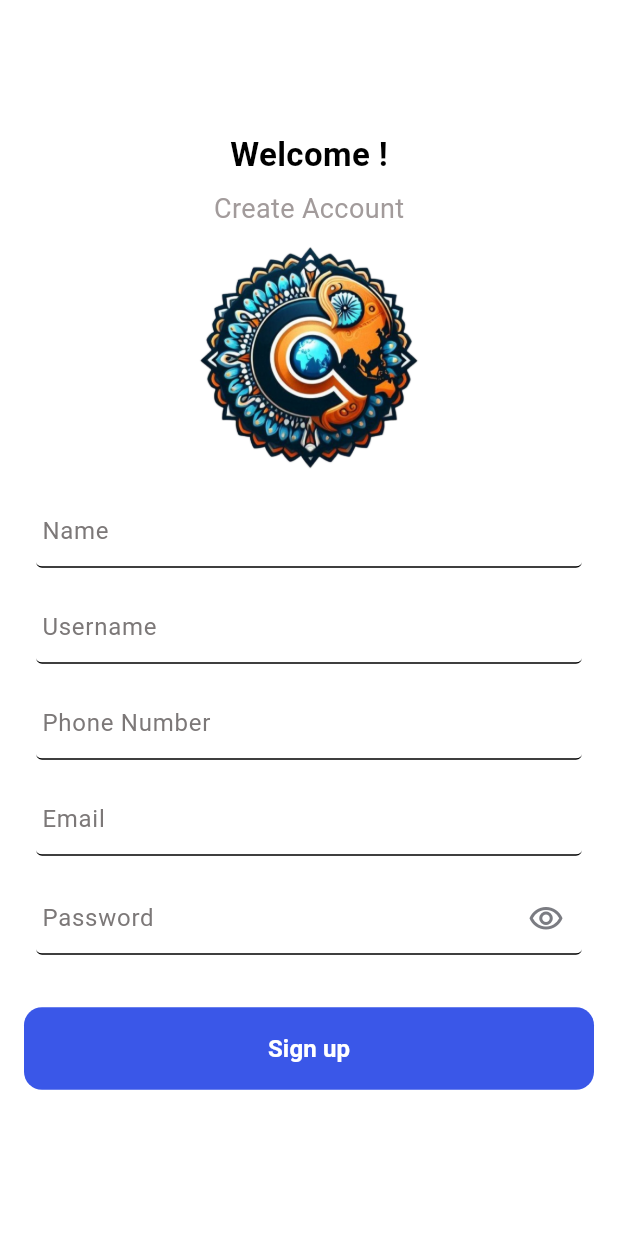
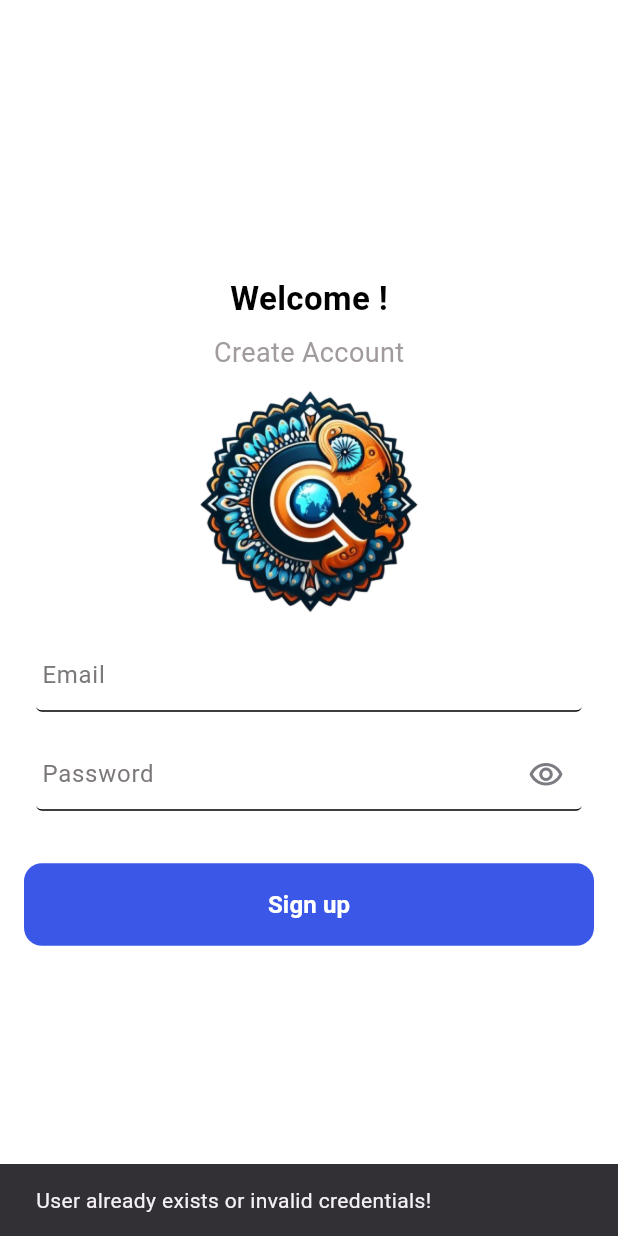
Before and after one commit to NamanGoyalK/CRAVEL-Overhauled, a Flutter app: the CreateAccount screen opened directly, after a tap on "Sign up", on a phone screen of 412 x 824 dp. Run offline on Flutter 3.47's test engine with Material 3 defaults, Android fonts, the phone set to English and light mode, and no system bars; our stand-ins replace firebase_auth, firebase_core, geolocator; accounts and stored records are empty; network calls fail.

Commit message:
Till Sign in

```diff
--- a/cravel/lib/Pages/create_account.dart
+++ b/cravel/lib/Pages/create_account.dart
@@ -1,7 +1,27 @@
+import 'package:firebase_auth/firebase_auth.dart';
 import 'package:flutter/material.dart';
 
-class CreateAccount extends StatelessWidget {
+class CreateAccount extends StatefulWidget {
   const CreateAccount({super.key});
+
+  @override
+  State<CreateAccount> createState() => _CreateAccountState();
+}
+
+class AuthClass {
+  final FirebaseAuth _auth = FirebaseAuth.instance;
+  Stream<User?> get authStateChanges => _auth.authStateChanges();
+  final FirebaseAuth auth = FirebaseAuth.instance;
+  Future<void> register(email, password) async {
+    await auth.createUserWithEmailAndPassword(
+        email: email.toString(), password: password.toString());
+    // await auth.currentUser!.updateDisplayName(name.text);
+  }
+}
+
+class _CreateAccountState extends State<CreateAccount> {
+  String email = "";
+  String password = "";
 
   @override
   Widget build(BuildContext context) {
@@ -20,7 +40,7 @@ class CreateAccount extends StatelessWidget {
                 salutations(),
                 informativeText(),
                 logoPicture(),
-                inputFields(),
+                emailInput(),
                 passwordField(),
                 signUpButton(context),
               ],
@@ -31,38 +51,42 @@ class CreateAccount extends StatelessWidget {
     );
   }
 
-  Column inputFields() {
-    return Column(
-      children: [
-        Padding(
-          padding: const EdgeInsets.all(8.0),
-          child: textInput(
-            labelText: "Name",
-            keyboardType: TextInputType.name,
+  Padding signUpButton(BuildContext context) {
+    return Padding(
+      padding: const EdgeInsets.fromLTRB(0, 25, 0, 10),
+      child: MaterialButton(
+        onPressed: () async {
+          try {
+            await AuthClass().register(email, password);
+            // await auth.currentUser!.updateDisplayName(name.text);
+          } on FirebaseAuthException {
+            if (context.mounted) {
+              ScaffoldMessenger.of(context).showSnackBar(
+                const SnackBar(
+                  content: Text('User already exists or invalid credentials!'),
+                ),
+              );
+            }
+          }
+        },
+        color: const Color(0xff3a57e8),
+        elevation: 0,
+        shape: RoundedRectangleBorder(
+          borderRadius: BorderRadius.circular(12.0),
+        ),
+        padding: const EdgeInsets.all(16),
+        textColor: const Color(0xffffffff),
+        height: 50,
+        minWidth: MediaQuery.of(context).size.width,
+        child: const Text(
+          "Sign up",
+          style: TextStyle(
+            fontSize: 16,
+            fontWeight: FontWeight.w700,
+            fontStyle: FontStyle.normal,
           ),
         ),
-        Padding(
-          padding: const EdgeInsets.all(8.0),
-          child: textInput(
-            labelText: "Username",
-            keyboardType: TextInputType.name,
       ),
-        ),
-        Padding(
-          padding: const EdgeInsets.all(8.0),
-          child: textInput(
-            labelText: "Phone Number",
-            keyboardType: TextInputType.phone,
-          ),
-        ),
-        Padding(
-          padding: const EdgeInsets.all(8.0),
-          child: textInput(
-            labelText: "Email",
-            keyboardType: TextInputType.emailAddress,
-          ),
-        ),
-      ],
     );
   }
 
@@ -115,10 +139,18 @@ class CreateAccount extends StatelessWidget {
     );
   }
 
-  TextField textInput({required String labelText, required var keyboardType}) {
-    return TextField(
-      controller: TextEditingController(),
-      keyboardType: keyboardType,
+  Padding emailInput() {
+    return Padding(
+      padding: const EdgeInsets.all(8.0),
+      child: TextField(
+        onChanged: (value) {
+          setState(
+            () {
+              email = value;
+            },
+          );
+        },
+        keyboardType: TextInputType.emailAddress,
         obscureText: false,
         textAlign: TextAlign.start,
         maxLines: 1,
@@ -141,7 +173,7 @@ class CreateAccount extends StatelessWidget {
             borderRadius: BorderRadius.circular(4.0),
             borderSide: const BorderSide(color: Color(0xff000000), width: 1),
           ),
-        labelText: labelText,
+          labelText: "Email",
           labelStyle: const TextStyle(
             fontWeight: FontWeight.w400,
             fontStyle: FontStyle.normal,
@@ -160,6 +192,7 @@ class CreateAccount extends StatelessWidget {
           isDense: false,
           contentPadding: const EdgeInsets.all(0),
         ),
+      ),
     );
   }
 
@@ -167,7 +200,13 @@ class CreateAccount extends StatelessWidget {
     return Padding(
       padding: const EdgeInsets.symmetric(vertical: 10, horizontal: 8),
       child: TextField(
-        controller: TextEditingController(),
+        onChanged: (value) {
+          setState(
+            () {
+              password = value;
+            },
+          );
+        },
         obscureText: true,
         textAlign: TextAlign.start,
         maxLines: 1,
@@ -247,53 +286,4 @@ class CreateAccount extends StatelessWidget {
       ),
     );
   }
-
-  MaterialButton createAccountButton(BuildContext context) {
-    return MaterialButton(
-      onPressed: () {},
-      color: const Color(0x2d3a57e8),
-      elevation: 0,
-      shape: RoundedRectangleBorder(
-        borderRadius: BorderRadius.circular(12.0),
-      ),
-      padding: const EdgeInsets.all(15),
-      textColor: const Color(0xff3a57e8),
-      height: 50,
-      minWidth: MediaQuery.of(context).size.width,
-      child: const Text(
-        "Create account",
-        style: TextStyle(
-          fontSize: 16,
-          fontWeight: FontWeight.w700,
-          fontStyle: FontStyle.normal,
-        ),
-      ),
-    );
 }
-
-  Padding signUpButton(BuildContext context) {
-    return Padding(
-      padding: const EdgeInsets.fromLTRB(0, 25, 0, 10),
-      child: MaterialButton(
-        onPressed: () {},
-        color: const Color(0xff3a57e8),
-        elevation: 0,
-        shape: RoundedRectangleBorder(
-          borderRadius: BorderRadius.circular(12.0),
-        ),
-        padding: const EdgeInsets.all(16),
-        textColor: const Color(0xffffffff),
-        height: 50,
-        minWidth: MediaQuery.of(context).size.width,
-        child: const Text(
-          "Sign up",
-          style: TextStyle(
-            fontSize: 16,
-            fontWeight: FontWeight.w700,
-            fontStyle: FontStyle.normal,
-          ),
-        ),
-      ),
-    );
-  }
-}
--- a/cravel/lib/main.dart
+++ b/cravel/lib/main.dart
@@ -1,13 +1,23 @@
+import 'package:cravel/Pages/home_page.dart';
 import 'package:cravel/Pages/login_page.dart';
 import 'package:flutter/material.dart';
 import 'package:firebase_core/firebase_core.dart';
 import 'firebase_options.dart';
+import 'package:firebase_auth/firebase_auth.dart';
 
-Future<void> main() async {
-  runApp(const MyApp());
+class AuthClass {
+  final FirebaseAuth _auth = FirebaseAuth.instance;
+  Stream<User?> get authStateChanges => _auth.authStateChanges();
+
+  get auth => null;
+}
+
+Future main() async {
+  WidgetsFlutterBinding.ensureInitialized();
   await Firebase.initializeApp(
     options: DefaultFirebaseOptions.currentPlatform,
   );
+  runApp(const MyApp());
 }
 
 class MyApp extends StatelessWidget {
@@ -19,7 +29,16 @@ class MyApp extends StatelessWidget {
       debugShowCheckedModeBanner: false,
       title: 'Cravel',
       theme: ThemeData.light(useMaterial3: true),
-      home: const Login(),
+      home: StreamBuilder(
+        stream: AuthClass().authStateChanges,
+        builder: (context, snapshot) {
+          if (snapshot.hasData) {
+            return const HomePageMain();
+          } else {
+            return const Login();
+          }
+        },
+      ),
     );
   }
 }
--- a/cravel/pubspec.yaml
+++ b/cravel/pubspec.yaml
@@ -38,6 +38,7 @@ dependencies:
   camera: ^0.11.0+2
   geolocator: ^13.0.1
   firebase_core: ^3.5.0
+  firebase_auth: ^5.3.0
 
 dev_dependencies:
   flutter_test:
```
Also changed, not shown: cravel/lib/Pages/login_page.dart (+99 -12 lines), cravel/lib/Pages/profile_page.dart (+19 -21 lines), cravel/lib/firebase_options.dart, cravel/pubspec.lock, 4 other files. Lines whose indentation alone changed are shown as unchanged.
